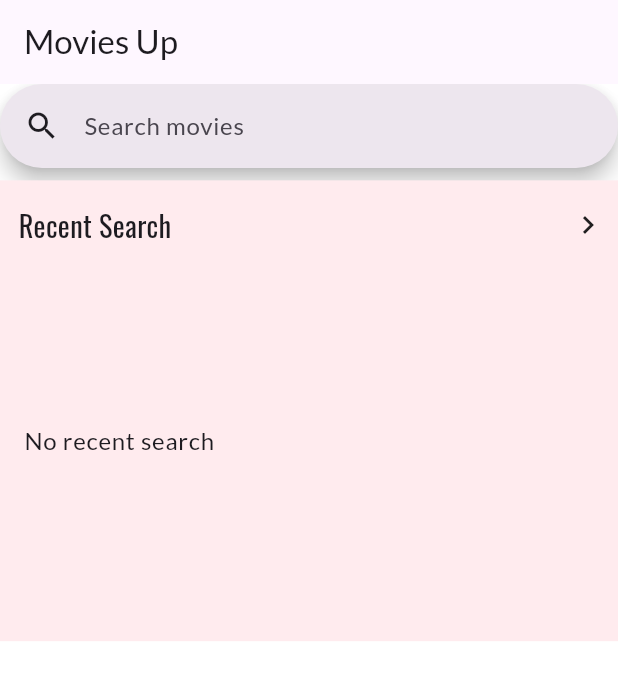
After one commit to Suyash-io/movies_up, a Flutter app: the screen it shows after launch, on a phone screen of 412 x 824 dp. The commit adds this screen. Shown: the top 680 px of the screen. Run offline on Flutter 3.47's test engine with Material 3 defaults, Android fonts, the phone set to English and light mode, and no system bars; our stand-ins replace connectivity_plus, dio, get, google_fonts, shared_preferences, transparent_image; network calls fail.

Commit message:
seach screen added

```diff
--- a/lib/controllers/home_sceen_controller.dart
+++ b/lib/controllers/home_screen_controller.dart
@@ -45,7 +45,6 @@ class HomeScreenController extends GetxController{
     print('loadMovies called');
     if(prefs.containsKey(GlobalVars.moviesPrefKey)) {
       String jsonData = prefs.getString(GlobalVars.moviesPrefKey)??'';
-      print(jsonData);
       moviesList.value = await fetchListDataPrefs(jsonDecode(jsonData));//MoviesModel.getMoviesListFromJson(jsonDecode(jsonData));
     }else{
       // await compute(fetchDataApi, GlobalVars.mostPopularMovies);
@@ -58,6 +57,7 @@ class HomeScreenController extends GetxController{
       "imdbItems" :moviesList
     };
     prefs.setString(GlobalVars.moviesPrefKey, jsonEncode(data));
+    GlobalVars.popularMovies = moviesList;
   }
 
   void loadSeries() async {
--- a/lib/main.dart
+++ b/lib/main.dart
@@ -1,7 +1,6 @@
 import 'package:flutter/material.dart';
 import 'package:get/get.dart';
 import 'package:google_fonts/google_fonts.dart';
-import 'package:movies_up/screens/home_screen.dart';
 import 'package:movies_up/screens/splash_screen.dart';
 
 void main() {
--- /dev/null
+++ b/lib/models/search_model.dart
@@ -0,0 +1,57 @@
+
+
+class SearchResponseModel {
+  List<SearchModel>? search;
+  String? totalResults;
+  String? response;
+
+  SearchResponseModel({
+    this.search,
+    this.totalResults,
+    this.response,
+  });
+
+  factory SearchResponseModel.fromJson(Map<String, dynamic> json) => SearchResponseModel(
+    search: json["Search"] == null ? [] : List<SearchModel>.from(json["Search"]!.map((x) => SearchModel.fromJson(x))),
+    totalResults: json["totalResults"],
+    response: json["Response"],
+  );
+
+  Map<String, dynamic> toJson() => {
+    "Search": search == null ? [] : List<dynamic>.from(search!.map((x) => x.toJson())),
+    "totalResults": totalResults,
+    "Response": response,
+  };
+}
+
+class SearchModel {
+  String? title;
+  String? year;
+  String? imdbId;
+  String? type;
+  String? poster;
+
+  SearchModel({
+    this.title,
+    this.year,
+    this.imdbId,
+    this.type,
+    this.poster,
+  });
+
+  factory SearchModel.fromJson(Map<String, dynamic> json) => SearchModel(
+    title: json["Title"],
+    year: json["Year"],
+    imdbId: json["imdbID"],
+    type: json["Type"],
+    poster: json["Poster"],
+  );
+
+  Map<String, dynamic> toJson() => {
+    "Title": title,
+    "Year": year,
+    "imdbID": imdbId,
+    "Type": type,
+    "Poster": poster,
+  };
+}
--- /dev/null
+++ b/lib/screens/home_screen2.dart
@@ -0,0 +1,140 @@
+import 'package:flutter/material.dart';
+import 'package:get/get.dart';
+import 'package:movies_up/controllers/home_screen2_controller.dart';
+import 'package:movies_up/screens/preview_screen.dart';
+import 'package:transparent_image/transparent_image.dart';
+import '../models/search_model.dart';
+
+class HomeScreen2 extends StatefulWidget {
+  const HomeScreen2({super.key});
+
+  @override
+  State<HomeScreen2> createState() => _HomeScreen2State();
+}
+
+class _HomeScreen2State extends State<HomeScreen2> {
+  final HomeScreen2Controller hS2Controller = Get.put(HomeScreen2Controller());
+
+  @override
+  Widget build(BuildContext context) {
+    var size = MediaQuery.of(context).size;
+    return Scaffold(
+      appBar: AppBar(
+        title: const Text('Movies Up'),
+      ),
+      body: Container(
+        height: size.height,
+        width: size.width,
+        color: Colors.white,
+        child: Column(
+          children: [
+             SearchAnchor.bar(
+                barHintText: 'Search movies',
+                suggestionsBuilder: (context, controller) {
+                  if (controller.text.isEmpty) {
+                    if (hS2Controller.searchHistory.isNotEmpty) {
+                      return hS2Controller.getHistoryList(controller);
+                    }
+                    return <Widget>[
+                      const Center(
+                          child: Text('No search history.',
+                              style: TextStyle(color: Colors.grey)))
+                    ];
+                  }
+                  return hS2Controller.getSuggestions(controller);
+                },
+              ),
+            SizedBox(
+              height: size.height * 0.01,
+            ),
+            Obx(
+              () => recentVisitItems(size),
+            ),
+          ],
+        ),
+      ),
+    );
+  }
+
+  Widget recentVisitItems(Size size) {
+    return Container(
+      padding: const EdgeInsets.symmetric(vertical: 10),
+      color: Colors.red.shade50,
+      child: Column(
+        children: [
+          Row(
+            mainAxisAlignment: MainAxisAlignment.spaceBetween,
+            children: [
+              Padding(
+                padding: EdgeInsets.only(
+                  left: size.width * 0.03,
+                ),
+                child: Text(
+                  'Recent Search',
+                  style: TextStyle(fontSize: size.height * 0.023),
+                ),
+              ),
+              const Padding(
+                padding: EdgeInsets.all(8.0),
+                child: Icon(Icons.chevron_right_sharp),
+              )
+            ],
+          ),
+          SizedBox(
+            height: size.height * 0.30,
+            width: size.width,
+            child: hS2Controller.recentSearch.isNotEmpty
+                ? ListView.builder(
+                    itemBuilder: (context, index) {
+                      return GestureDetector(
+                        onTap: () => Get.to(() => PreviewScreen(
+                              moviesModel: hS2Controller.recentSearch[index],
+                            )),
+                        child: Container(
+                          width: size.width * 0.4,
+                          margin: const EdgeInsets.only(right: 5),
+                          decoration: BoxDecoration(
+                              color: Colors.white,
+                              borderRadius: BorderRadius.circular(10)),
+                          child: Column(
+                            children: [
+                              Card(
+                                  clipBehavior: Clip.hardEdge,
+                                  child: Hero(
+                                      tag: hS2Controller
+                                              .recentSearch[index].title ??
+                                          index,
+                                      child: hS2Controller.recentSearch[index].poster =="N/A"?Image.asset('assets/images/splashbg1.jpg',fit: BoxFit.fitHeight,): FadeInImage.memoryNetwork(
+                                        image: hS2Controller
+                                                .recentSearch[index].poster ??
+                                            '-',
+                                        placeholder: kTransparentImage,
+                                        height: size.height * 0.25,
+                                        fit: BoxFit.cover,
+                                      ))),
+                              Text(hS2Controller.recentSearch[index].title ??
+                                  '-'),
+                              Text(
+                                'imdb Rating : ${hS2Controller.recentSearch[index].imdbRating}',
+                                overflow: TextOverflow.ellipsis,
+                              ),
+                            ],
+                          ),
+                        ),
+                      );
+                    },
+                    itemCount: hS2Controller.recentSearch.length,
+                    shrinkWrap: true,
+                    scrollDirection: Axis.horizontal,
+                    padding: const EdgeInsets.symmetric(horizontal: 10),
+                  )
+                : const Center(
+                    child: ListTile(
+                    title: Text('No recent search'),
+                  )),
+          ),
+        ],
+      ),
+    );
+  }
+}
```
Also changed, not shown: lib/ApiService.dart (+16 -0 lines), lib/controllers/home_screen2_controller.dart (added, +90 -0 lines), lib/screens/home_screen.dart (+7 -7 lines), lib/screens/preview_screen.dart (+5 -8 lines), lib/screens/splash_screen.dart (+6 -3 lines).
